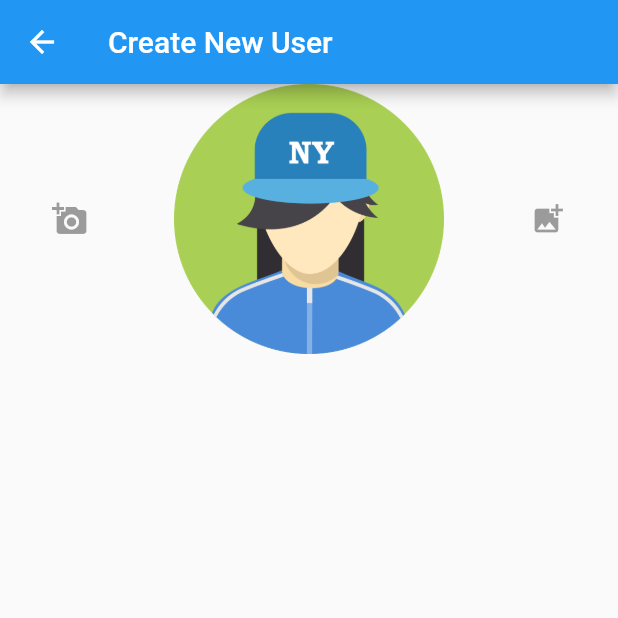
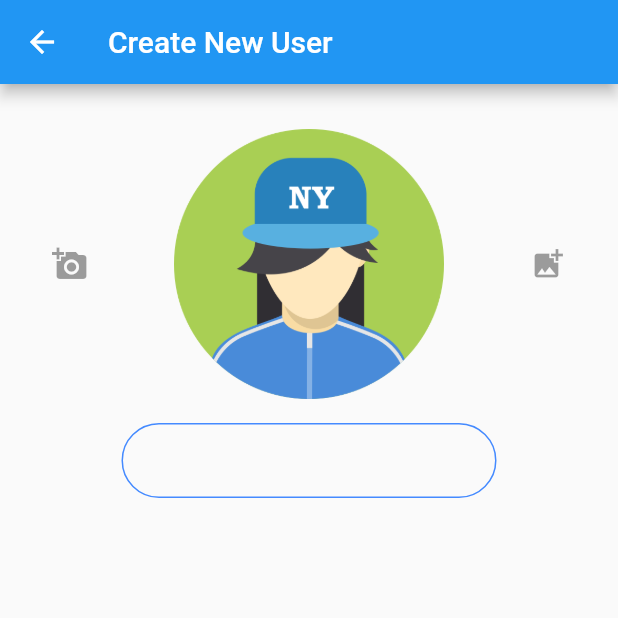
Before and after one commit to isarak/code, a Flutter app: the Register screen opened directly, on a phone screen of 412 x 824 dp, the top half of it. Run offline on Flutter 3.47's test engine with Material 2 defaults, Android fonts, the phone set to English and light mode, and no system bars; our stand-ins replace google_fonts.

Commit message:
moring_day2

```diff
--- a/lib/widget/register.dart
+++ b/lib/widget/register.dart
@@ -9,13 +9,49 @@ class _RegisterState extends State<Register> {
   @override
   Widget build(BuildContext context) {
     return Scaffold(
-      appBar: AppBar(
-        backgroundColor: Colors.blue,
-        title: Text(
-          'Create New User',
+      appBar: buildAppBar(),
+      body: Column(
+        children: [
+          buildAvatar(),
+          buildName(),
+        ],
+      ),
+    );
+  }
+
+  Container buildName() {
+    return Container(
+      width: 250,
+      height: 50,
+      child: TextField(
+        decoration: InputDecoration(
+          enabledBorder: OutlineInputBorder(
+            borderRadius: BorderRadius.circular(30),
+            borderSide: BorderSide(color: Colors.blueAccent),
+          ),
+          focusedBorder: OutlineInputBorder(
+            borderRadius: BorderRadius.circular(30),
+            borderSide: BorderSide(color: Colors.lightBlue),
+          ),
         ),
       ),
-      body: Row(mainAxisAlignment: MainAxisAlignment.spaceAround,
+    );
+  }
+
+  AppBar buildAppBar() {
+    return AppBar(
+      backgroundColor: Colors.blue,
+      title: Text(
+        'Create New User',
+      ),
+    );
+  }
+
+  Container buildAvatar() {
+    return Container(
+      margin: EdgeInsets.only(top: 30, bottom: 16),
+      child: Row(
+        mainAxisAlignment: MainAxisAlignment.spaceAround,
         children: [
           IconButton(icon: Icon(Icons.add_a_photo), onPressed: null),
           Container(
```
